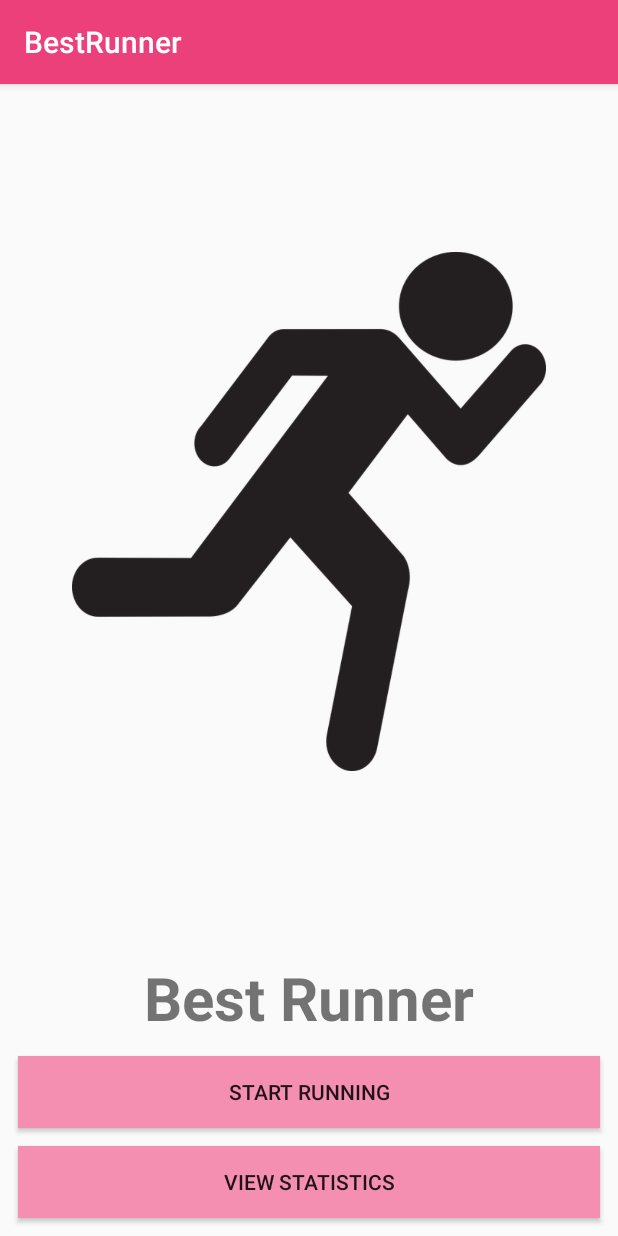
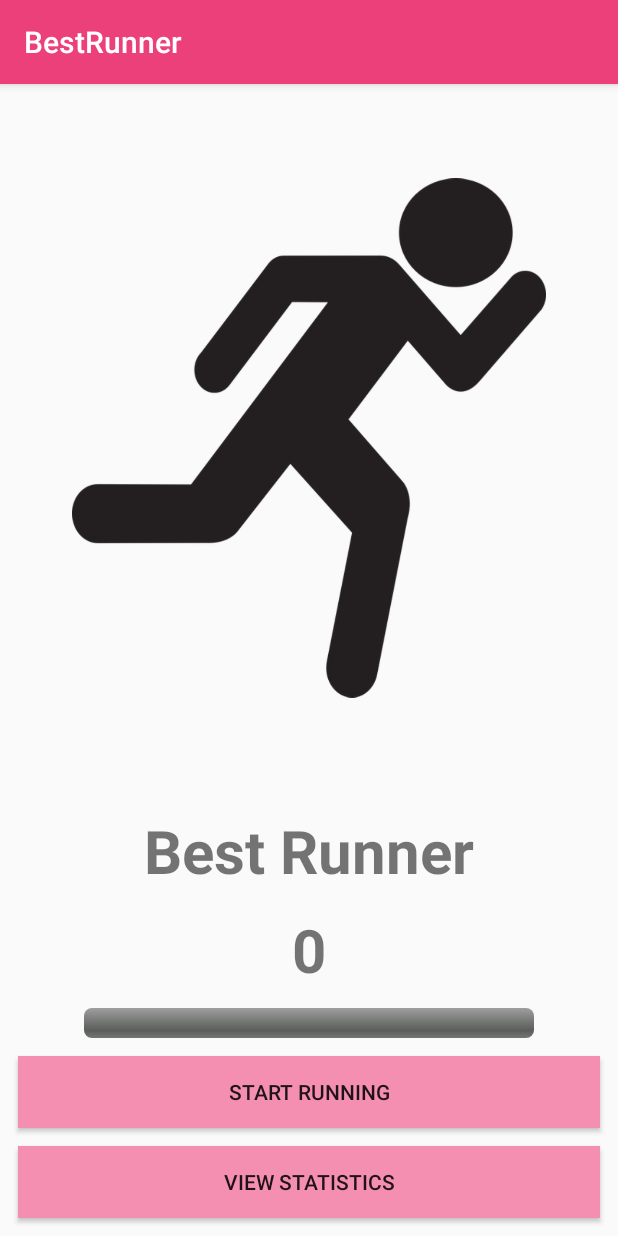
Before and after one commit to 2x0c0h1/BestRunner, an Android app: the StartActivity screen opened directly, with no data from a screen before it, on a phone screen of 412 x 824 dp. Run offline under Robolectric (Android 15) with nearby library versions, the phone set to English and light mode, and no system bars.

Commit message:
Added level and exp functionality

```diff
--- a/app/src/main/java/com/example/cxo05/bestrunner/LevelSystem.java
+++ b/app/src/main/java/com/example/cxo05/bestrunner/LevelSystem.java
@@ -1,18 +1,39 @@
 package com.example.cxo05.bestrunner;
+
+import android.app.Activity;
+import android.content.Context;
+import android.content.SharedPreferences;
 
 /**
  * Created by zh on 11/11/17.
  */
 
-public final class LevelSystem {
+public final class LevelSystem{
+
+    private Context context;
+    private SharedPreferences sharedPref;
 
     private final int LEVELUP = 5000;
     private final int WINEXP = 2500;
     private final int LOSSEXP = 1000;
 
-    public int getDistance(){ return 0;}
-    public int getWins(){ return 0;}
-    public int getLoss(){ return 0;}
+    public LevelSystem(Context context){
+        this.context = context;
+        sharedPref = context.getSharedPreferences("Preferences", Context.MODE_PRIVATE);
+    }
+
+    public int getDistance(){
+        return sharedPref.getInt("Distance", 0);
+    }
+
+    public int getWins(){
+
+        return sharedPref.getInt("Wins",0);
+    }
+
+    public int getLoss(){
+        return sharedPref.getInt("Losses",0);
+    }
 
     public final class PlayerProgress {
         int level; int fexp; //floating experience points
@@ -46,5 +67,4 @@ public final class LevelSystem {
         );
         return pL;
     }
-
 }
--- a/app/src/main/java/com/example/cxo05/bestrunner/MainActivity.java
+++ b/app/src/main/java/com/example/cxo05/bestrunner/MainActivity.java
@@ -61,12 +61,9 @@ public class MainActivity extends AppCompatActivity {
                         return;
                     } else {
                         SharedPreferences sharedPref = MainActivity.this.getSharedPreferences("Preferences", Context.MODE_PRIVATE);
-                        //TODO Generate a unique ID from that is not in firebase
-
                         sharedPref.edit().putString("ID", name.getText().toString()).apply();
                         DatabaseReference rootRef = FirebaseDatabase.getInstance().getReference();
                         rootRef.child("accounts").child(name.getText().toString()).setValue("null");
-                        //TODO Send ID and Name to Fire Base
                         Intent intent = new Intent(getApplicationContext(), StartActivity.class);
                         startActivity(intent);
                     }
--- a/app/src/main/java/com/example/cxo05/bestrunner/MapsActivity.java
+++ b/app/src/main/java/com/example/cxo05/bestrunner/MapsActivity.java
@@ -171,7 +171,7 @@ public class MapsActivity extends FragmentActivity implements
     public void End(View v){
         SharedPreferences sharedPref=this.getSharedPreferences("Prefences",Context.MODE_PRIVATE);
         SharedPreferences.Editor editor = sharedPref.edit();
-        editor.putInt("Distance", sharedPref.getInt("Distance",0)+(new Double(distanceTravelled)).intValue());
+        editor.putInt("Distance", sharedPref.getInt("Distance",0)+(Double.valueOf(distanceTravelled)).intValue());
         editor.apply();
     }
 
--- a/app/src/main/java/com/example/cxo05/bestrunner/StartActivity.java
+++ b/app/src/main/java/com/example/cxo05/bestrunner/StartActivity.java
@@ -13,9 +13,14 @@ import android.os.Bundle;
 import android.provider.Settings;
 import android.support.v7.app.AlertDialog;
 import android.support.v7.app.AppCompatActivity;
+import android.util.Log;
 import android.view.View;
 import android.view.WindowManager;
+import android.widget.ProgressBar;
+import android.widget.TextView;
 import android.widget.Toast;
+
+import org.w3c.dom.Text;
 
 /**
  * Created by Ang Family on 11/11/2017.
@@ -88,16 +93,33 @@ public class StartActivity extends AppCompatActivity{
 
 		SharedPreferences sharedPref = this.getSharedPreferences("Preferences",Context.MODE_PRIVATE);
 
-        if (sharedPref.getBoolean("firstRun", true)) {
-            sharedPref.edit().putBoolean("firstRun", false).apply();
-        }
+		if(!sharedPref.contains("Distance")){
+			SharedPreferences.Editor editor = sharedPref.edit();
+			editor.putInt("Distance", 0);
+			editor.apply();
+		}
 
-		//TODO Remove when distance is added dynamically
-		SharedPreferences.Editor editor = sharedPref.edit();
-		editor.putInt("Distance", 0);
-		editor.apply();
+		if(!sharedPref.contains("Wins")){
+			SharedPreferences.Editor editor = sharedPref.edit();
+			editor.putInt("Wins", 0);
+			editor.apply();
+		}
+
+		if(!sharedPref.contains("Losses")){
+			SharedPreferences.Editor editor = sharedPref.edit();
+			editor.putInt("Losses", 0);
+			editor.apply();
+		}
+
+		TextView levelText = findViewById(R.id.LevelText);
+		ProgressBar expBar = findViewById(R.id.expBar);
+
+		LevelSystem asd = new LevelSystem(getApplicationContext());
+		levelText.setText(String.valueOf(asd.getPlayerLevel().getLevel()));
+
+		expBar.setProgress(asd.getPlayerLevel().getFexp());
+
 		Toast.makeText(StartActivity.this,"Welcome, "+sharedPref.getString("ID","user"),Toast.LENGTH_SHORT).show();
-
 	}
 
 	public void Start(View v){
--- a/app/src/main/res/layout/activity_start.xml
+++ b/app/src/main/res/layout/activity_start.xml
@@ -21,6 +21,22 @@
         android:textStyle="bold"
         android:layout_gravity="center"
         android:layout_margin="12dp"/>
+    <TextView
+        android:layout_width="wrap_content"
+        android:layout_height="wrap_content"
+        android:textSize="40sp"
+        android:text="Level: 0"
+        android:textStyle="bold"
+        android:layout_gravity="center"
+        android:id="@+id/LevelText"/>
+    <ProgressBar
+        android:layout_margin="12dp"
+        android:layout_gravity="center"
+        android:layout_width="300dp"
+        android:layout_height="wrap_content"
+        android:id="@+id/expBar"
+        style="@android:style/Widget.ProgressBar.Horizontal"
+        android:progress="25"/>
     <Button
         android:background="@color/colorPrimaryDark"
         android:layout_width="match_parent"
```
